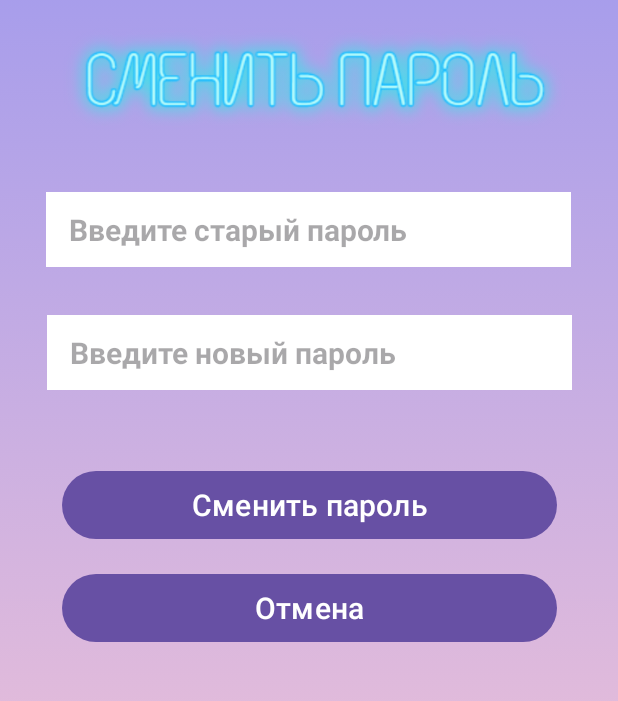
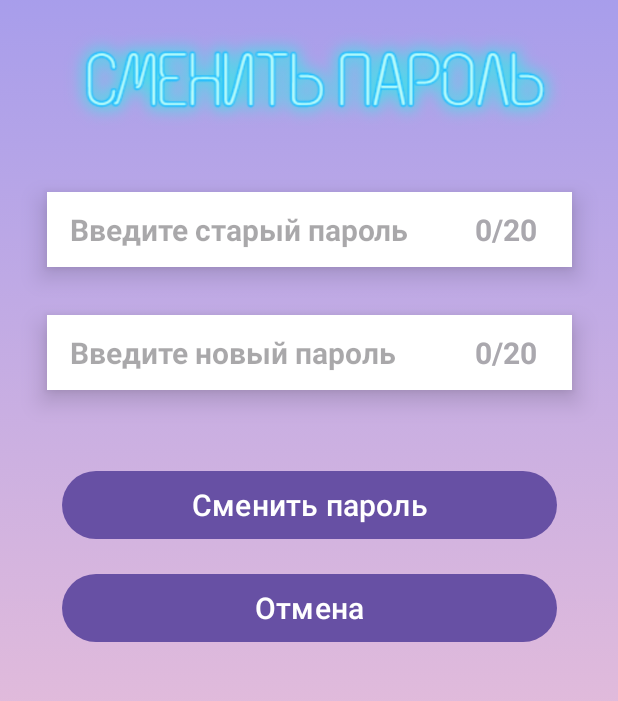
Before and after one commit to DimWorks/MapPalace, an Android app: the screen it shows after launch (MainActivity), after a tap on "Сменить пароль", on a phone screen of 412 x 824 dp, the part 207-908 px from its top. Run offline under Robolectric (Android 15) with nearby library versions, the phone set to English and light mode, and no system bars.

Commit message:
Added to change password restriction and censorship to the password

```diff
--- a/app/src/main/java/com/dimlab/mapplace/MainActivity.java
+++ b/app/src/main/java/com/dimlab/mapplace/MainActivity.java
@@ -274,6 +274,52 @@ public class MainActivity extends AppCompatActivity implements OnMapReadyCallbac
                 mEnterScreen.setVisibility(View.INVISIBLE);
                 ConstraintLayout mChangePassword = findViewById(R.id.change_passord);
                 mChangePassword.setVisibility(View.VISIBLE);
+            }
+        });
+
+        //---
+        EditText tmpOldPass = findViewById(R.id.oldpass);
+        EditText mCountOldPass = findViewById(R.id.oldpass_count);
+
+        tmpOldPass.addTextChangedListener(new TextWatcher() {
+            @Override
+            public void beforeTextChanged(CharSequence charSequence, int i, int i1, int i2) {
+                // Не используется
+            }
+
+            @Override
+            public void onTextChanged(CharSequence charSequence, int i, int i1, int i2) {
+                String password = charSequence.toString();
+                int length = password.length();
+                mCountOldPass.setText(length + "/20");
+            }
+
+            @Override
+            public void afterTextChanged(Editable editable) {
+                // Не используется
+            }
+        });
+
+        //---
+        EditText tmpNewPass = findViewById(R.id.newpass);
+        EditText mCountNewPass = findViewById(R.id.newpass_count);
+
+        tmpNewPass.addTextChangedListener(new TextWatcher() {
+            @Override
+            public void beforeTextChanged(CharSequence charSequence, int i, int i1, int i2) {
+                // Не используется
+            }
+
+            @Override
+            public void onTextChanged(CharSequence charSequence, int i, int i1, int i2) {
+                String password = charSequence.toString();
+                int length = password.length();
+                mCountNewPass.setText(length + "/20");
+            }
+
+            @Override
+            public void afterTextChanged(Editable editable) {
+                // Не используется
             }
         });
 
--- a/app/src/main/res/layout/activity_main.xml
+++ b/app/src/main/res/layout/activity_main.xml
@@ -171,7 +171,6 @@
                 android:layout_centerVertical="true"
                 android:background="@null"
                 android:hint="Введите пароль"
-                android:imeOptions="actionSearch"
                 android:inputType="textPassword"
                 android:maxLength="20"
                 android:paddingLeft="15dp"
@@ -182,15 +181,15 @@
 
             <EditText
                 android:id="@+id/pass_count"
-                android:layout_toRightOf="@+id/password"
                 android:layout_width="70dp"
                 android:layout_height="match_parent"
                 android:layout_centerVertical="true"
+                android:layout_toRightOf="@+id/password"
                 android:background="@null"
+                android:imeOptions="actionSearch"
                 android:inputType="none"
+                android:paddingLeft="5dp"
                 android:text="0/20"
-                android:imeOptions="actionSearch"
-                android:paddingLeft="5dp"
                 android:textColor="#aaa8ae"
                 android:textSize="20dp"
                 android:textStyle="bold" />
@@ -198,23 +197,6 @@
 
         </RelativeLayout>
 
-        <EditText
-            android:id="@+id/NOTpassword"
-            android:layout_width="350dp"
-            android:layout_height="50dp"
-            android:layout_marginBottom="221dp"
-            android:background="#FFFFFF"
-            android:hint="Введите пароль"
-            android:inputType="textPassword"
-            android:maxLength="8"
-            android:paddingLeft="15dp"
-            android:textColor="#918F8F"
-            android:textSize="20dp"
-            android:textStyle="bold"
-            android:visibility="invisible"
-            app:layout_constraintBottom_toBottomOf="parent"
-            app:layout_constraintEnd_toEndOf="parent"
-            app:layout_constraintStart_toStartOf="parent" />
 
         <Button
             android:id="@+id/btm_enter"
@@ -243,7 +225,6 @@
             app:layout_constraintTop_toBottomOf="@+id/btm_enter" />
 
 
-
     </androidx.constraintlayout.widget.ConstraintLayout>
 
     <androidx.constraintlayout.widget.ConstraintLayout
@@ -254,49 +235,102 @@
         android:visibility="invisible">
 
 
-        <EditText
-            android:id="@+id/oldpass"
+        <RelativeLayout
+            android:id="@+id/oldpass_layout"
             android:layout_width="350dp"
             android:layout_height="50dp"
             android:layout_marginTop="128dp"
-            android:background="#FFFFFF"
-            android:hint="Введите старый пароль"
-            android:inputType="textPassword"
-            android:maxLength="8"
-            android:paddingLeft="15dp"
-            android:textColor="#918F8F"
-            android:textSize="20dp"
-            android:textStyle="bold"
+            android:background="#fff"
+            android:elevation="10dp"
+            android:visibility="visible"
             app:layout_constraintEnd_toEndOf="parent"
-            app:layout_constraintHorizontal_bias="0.491"
             app:layout_constraintStart_toStartOf="parent"
-            app:layout_constraintTop_toBottomOf="@+id/my_logo" />
+            app:layout_constraintTop_toBottomOf="@+id/my_logo"
+            tools:ignore="MissingConstraints">
 
-        <EditText
-            android:id="@+id/newpass"
+            <EditText
+                android:id="@+id/oldpass"
+                android:layout_width="280dp"
+                android:layout_height="match_parent"
+                android:layout_centerVertical="true"
+                android:background="@null"
+                android:hint="Введите старый пароль"
+                android:inputType="textPassword"
+                android:maxLength="20"
+                android:paddingLeft="15dp"
+                android:privateImeOptions="actionSearch"
+                android:textColor="#000"
+                android:textSize="20dp"
+                android:textStyle="bold" />
+
+            <EditText
+                android:id="@+id/oldpass_count"
+                android:layout_width="70dp"
+                android:layout_height="match_parent"
+                android:layout_centerVertical="true"
+                android:layout_toRightOf="@+id/oldpass"
+                android:background="@null"
+                android:imeOptions="actionSearch"
+                android:inputType="none"
+                android:paddingLeft="5dp"
+                android:text="0/20"
+                android:textColor="#aaa8ae"
+                android:textSize="20dp"
+                android:textStyle="bold" />
+        </RelativeLayout>
+
+
+        <RelativeLayout
+            android:id="@+id/newpass_layout"
             android:layout_width="350dp"
             android:layout_height="50dp"
             android:layout_marginTop="32dp"
-            android:background="#FFFFFF"
-            android:hint="Введите новый пароль"
-            android:inputType="textPassword"
-            android:maxLength="8"
-            android:paddingLeft="15dp"
-            android:textColor="#918F8F"
-            android:textSize="20dp"
-            android:textStyle="bold"
+            android:background="#fff"
+            android:elevation="10dp"
+            android:visibility="visible"
+
             app:layout_constraintEnd_toEndOf="parent"
-            app:layout_constraintHorizontal_bias="0.5"
             app:layout_constraintStart_toStartOf="parent"
-            app:layout_constraintTop_toBottomOf="@+id/oldpass" />
+            app:layout_constraintTop_toBottomOf="@+id/oldpass_layout"
+            tools:ignore="MissingConstraints">
 
+            <EditText
+                android:id="@+id/newpass"
+                android:layout_width="280dp"
+                android:layout_height="match_parent"
+                android:layout_centerVertical="true"
+                android:background="@null"
+                android:hint="Введите новый пароль"
+                android:inputType="textPassword"
+                android:maxLength="20"
+                android:paddingLeft="15dp"
+                android:privateImeOptions="actionSearch"
+                android:textColor="#000"
+                android:textSize="20dp"
+                android:textStyle="bold" />
+
+            <EditText
+                android:id="@+id/newpass_count"
+                android:layout_width="70dp"
+                android:layout_height="match_parent"
+                android:layout_centerVertical="true"
+                android:layout_toRightOf="@+id/newpass"
+                android:background="@null"
+                android:imeOptions="actionSearch"
+                android:inputType="none"
+                android:paddingLeft="5dp"
+                android:text="0/20"
+                android:textColor="#aaa8ae"
+                android:textSize="20dp"
+                android:textStyle="bold" />
+        </RelativeLayout>
 
         <ImageView
             android:id="@+id/pic_change_pass"
             android:layout_width="520dp"
             android:layout_height="240dp"
             android:layout_marginBottom="32dp"
-            app:layout_constraintBottom_toTopOf="@+id/newpass"
+            app:layout_constraintBottom_toTopOf="@+id/newpass_layout"
             app:layout_constraintEnd_toEndOf="parent"
             app:layout_constraintHorizontal_bias="0.5"
             app:layout_constraintStart_toStartOf="parent"
@@ -322,7 +356,7 @@
             app:layout_constraintEnd_toEndOf="parent"
             app:layout_constraintHorizontal_bias="0.5"
             app:layout_constraintStart_toStartOf="parent"
-            app:layout_constraintTop_toBottomOf="@+id/newpass" />
+            app:layout_constraintTop_toBottomOf="@+id/newpass_layout" />
 
         <Button
             android:id="@+id/btm_change_canel"
```
